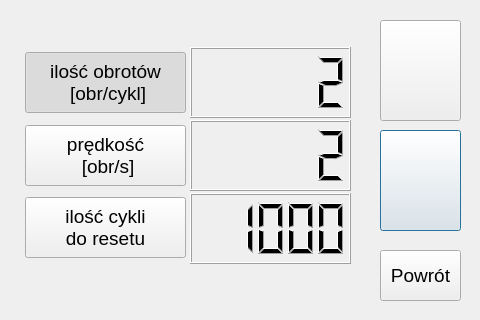
Qt form w_parameters.ui (lgruszka/step_motor) before a commit.
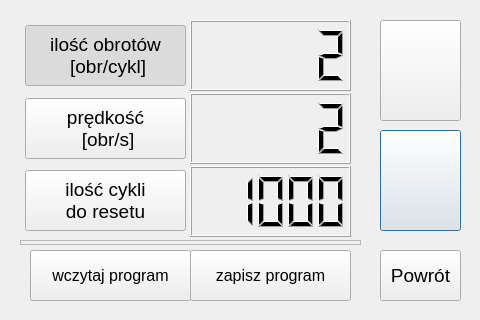
The same form after that commit.

Commit message: zapisz wczytaj program

What changed in the file:
```diff
--- a/w_parameters.ui
+++ b/w_parameters.ui
@@ -17,7 +17,7 @@
    <property name="geometry">
     <rect>
      <x>190</x>
-     <y>47</y>
+     <y>20</y>
      <width>161</width>
      <height>71</height>
     </rect>
@@ -74,7 +74,7 @@
    <property name="geometry">
     <rect>
      <x>190</x>
-     <y>120</y>
+     <y>93</y>
      <width>161</width>
      <height>71</height>
     </rect>
@@ -87,7 +87,7 @@
    <property name="geometry">
     <rect>
      <x>25</x>
-     <y>125</y>
+     <y>98</y>
      <width>161</width>
      <height>61</height>
     </rect>
@@ -109,7 +109,7 @@
    <property name="geometry">
     <rect>
      <x>25</x>
-     <y>52</y>
+     <y>25</y>
      <width>161</width>
      <height>61</height>
     </rect>
@@ -134,7 +134,7 @@
    <property name="geometry">
     <rect>
      <x>25</x>
-     <y>197</y>
+     <y>170</y>
      <width>161</width>
      <height>61</height>
     </rect>
@@ -156,7 +156,7 @@
    <property name="geometry">
     <rect>
      <x>190</x>
-     <y>193</y>
+     <y>166</y>
      <width>161</width>
      <height>71</height>
     </rect>
@@ -195,6 +195,58 @@
     </size>
    </property>
   </widget>
+  <widget class="QPushButton" name="savePrgBtn">
+   <property name="geometry">
+    <rect>
+     <x>190</x>
+     <y>250</y>
+     <width>161</width>
+     <height>51</height>
+    </rect>
+   </property>
+   <property name="font">
+    <font>
+     <pointsize>12</pointsize>
+    </font>
+   </property>
+   <property name="text">
+    <string>zapisz program</string>
+   </property>
+  </widget>
+  <widget class="QFrame" name="frame">
+   <property name="geometry">
+    <rect>
+     <x>20</x>
+     <y>240</y>
+     <width>341</width>
+     <height>5</height>
+    </rect>
+   </property>
+   <property name="frameShape">
+    <enum>QFrame::StyledPanel</enum>
+   </property>
+   <property name="frameShadow">
+    <enum>QFrame::Raised</enum>
+   </property>
+  </widget>
+  <widget class="QPushButton" name="loadPrgBtn">
+   <property name="geometry">
+    <rect>
+     <x>30</x>
+     <y>250</y>
+     <width>161</width>
+     <height>51</height>
+    </rect>
+   </property>
+   <property name="font">
+    <font>
+     <pointsize>12</pointsize>
+    </font>
+   </property>
+   <property name="text">
+    <string>wczytaj program</string>
+   </property>
+  </widget>
  </widget>
  <resources/>
  <connections/>
```
The commit also changes 10 other files.
